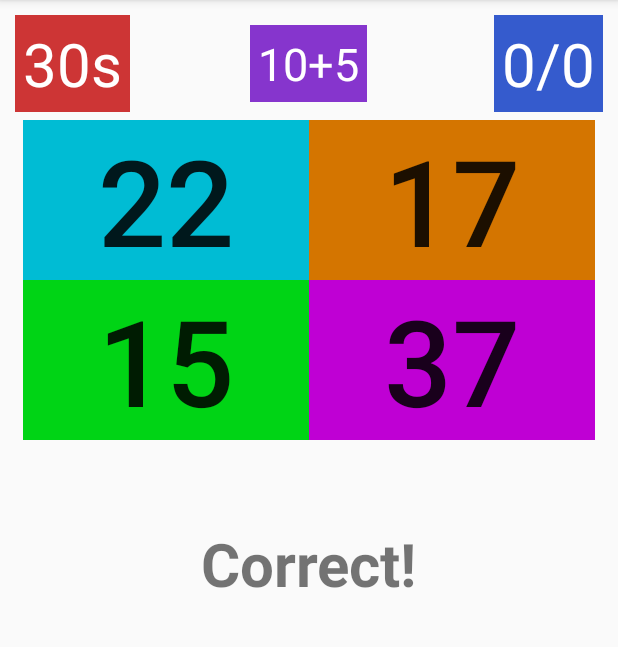
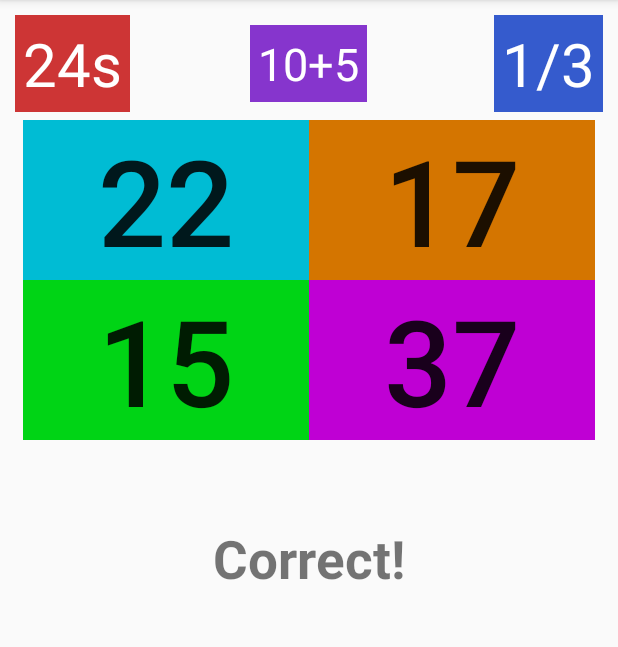
Before and after one commit to kumar-sanju/Gameey, an Android app: the BrainQuizActivity screen opened directly, with no data from a screen before it, after a tap on "15", on a phone screen of 412 x 824 dp, the part 84-731 px from its top. Run offline under Robolectric (Android 15) with nearby library versions, the light colour scheme and no system bars; 3 other taps on this screen came first.

Commit message:
Final update for game2

```diff
--- a/app/build.gradle
+++ b/app/build.gradle
@@ -10,6 +10,7 @@ android {
         targetSdkVersion 30
         versionCode 1
         versionName "1.0"
+        multiDexEnabled true
 
         testInstrumentationRunner "androidx.test.runner.AndroidJUnitRunner"
     }
--- a/app/src/main/java/com/sanju/gameey/BrainQuizActivity.java
+++ b/app/src/main/java/com/sanju/gameey/BrainQuizActivity.java
@@ -2,10 +2,13 @@ package com.sanju.gameey;
 
 import androidx.appcompat.app.AppCompatActivity;
 
+import android.content.Intent;
 import android.os.Bundle;
+import android.os.CountDownTimer;
 import android.util.Log;
 import android.view.View;
 import android.widget.Button;
+import android.widget.RelativeLayout;
 import android.widget.TextView;
 
 import java.util.ArrayList;
@@ -13,11 +16,13 @@ import java.util.Random;
 
 public class BrainQuizActivity extends AppCompatActivity {
 
-    Button startBtn,button0,button1,button2,button3;
-    TextView sumTextView,resultTextView;
+    Button startBtn,button0,button1,button2,button3,playAgainBtn;
+    TextView sumTextView,resultTextView,pointTextView,timerTextView;
     ArrayList<Integer> answers = new ArrayList<Integer>();
     int localCorrectAnswer;
     int score = 0;
+    int numberOfIncreament = 0;
+    RelativeLayout relative1;
 
     @Override
     protected void onCreate(Bundle savedInstanceState) {
@@ -27,11 +32,28 @@ public class BrainQuizActivity extends AppCompatActivity {
         startBtn = findViewById(R.id.startBtn);
         sumTextView = findViewById(R.id.sumTextView);
         resultTextView = findViewById(R.id.resultTextView);
+        pointTextView = findViewById(R.id.pointTextView);
+        timerTextView = findViewById(R.id.timerTextView);
+        playAgainBtn = findViewById(R.id.playAgainBtn);
         button0 = findViewById(R.id.button0);
         button1 = findViewById(R.id.button1);
         button2 = findViewById(R.id.button2);
         button3 = findViewById(R.id.button3);
+        relative1 = findViewById(R.id.relative1);
 
+        startBtn.setOnClickListener(new View.OnClickListener() {
+            @Override
+            public void onClick(View v) {
+                startBtn.setVisibility(View.INVISIBLE);
+                relative1.setVisibility(View.VISIBLE);
+
+                playAgain(findViewById(R.id.playAgainBtn));
+            }
+        });
+
+    }
+
+    private void generateAQuestion() {
         Random random = new Random();
 
         int a = random.nextInt(21);
@@ -40,6 +62,7 @@ public class BrainQuizActivity extends AppCompatActivity {
         sumTextView.setText(Integer.toString(a) + "+" +Integer.toString(b));
 
         localCorrectAnswer = random.nextInt(4);
+        answers.clear();
 
         int incorrectAnswer;
 
@@ -60,7 +83,6 @@ public class BrainQuizActivity extends AppCompatActivity {
         button1.setText(Integer.toString(answers.get(1)));
         button2.setText(Integer.toString(answers.get(2)));
         button3.setText(Integer.toString(answers.get(3)));
-
     }
 
     public void start(View view) {
@@ -75,6 +97,54 @@ public class BrainQuizActivity extends AppCompatActivity {
         } else {
             resultTextView.setText("Wrong!");
         }
+
+        numberOfIncreament++;
+        pointTextView.setText(Integer.toString(score) + "/" + Integer.toString(numberOfIncreament));
+        generateAQuestion();
 //        Log.i("Tag", (String) view.getTag());
     }
+
+    public void playAgain(View view) {
+        button0.setClickable(true);
+        button1.setClickable(true);
+        button2.setClickable(true);
+        button3.setClickable(true);
+        score = 0;
+        numberOfIncreament = 0;
+
+        timerTextView.setText("30s");
+        pointTextView.setText("0/0");
+        resultTextView.setText("");
+        playAgainBtn.setVisibility(View.INVISIBLE);
+
+        generateAQuestion();
+
+        new CountDownTimer(30100,1000){
+
+            @Override
+            public void onTick(long millisUntilFinished) {
+                timerTextView.setText(String.valueOf(millisUntilFinished / 1000) + "s");
+            }
+
+            @Override
+            public void onFinish() {
+                playAgainBtn.setVisibility(View.VISIBLE);
+                timerTextView.setText("0s");
+                resultTextView.setText("Your Score: " + Integer.toString(score) + "/" + Integer.toString(numberOfIncreament));
+                button0.setClickable(false);
+                button1.setClickable(false);
+                button2.setClickable(false);
+                button3.setClickable(false);
+            }
+        }.start();
+
+    }
+
+    @Override
+    public void onBackPressed() {
+//        super.onBackPressed();
+        Intent intent = new Intent(this,StartActivity.class);
+        startActivity(intent);
+        finish();
+    }
 }
--- a/app/src/main/res/layout/activity_brain_quiz.xml
+++ b/app/src/main/res/layout/activity_brain_quiz.xml
@@ -19,8 +19,14 @@
         android:backgroundTint="#44C636"
         android:layout_centerVertical="true"
         android:onClick="start"
+        />
+
+    <RelativeLayout
+        android:id="@+id/relative1"
+        android:layout_width="match_parent"
+        android:layout_height="match_parent"
         android:visibility="invisible"
-        />
+        >
 
         <RelativeLayout
             android:id="@+id/relative"
@@ -126,7 +132,7 @@
                 android:layout_columnWeight="1"
                 android:layout_rowWeight="1"
                 android:layout_gravity="fill"
-            android:tag="4"
+                android:tag="3"
                 android:textSize="80sp"
                 android:background="#BF00D4"
                 android:onClick="chooseAnswer"
@@ -139,10 +145,24 @@
             android:layout_height="wrap_content"
             android:text=""
             android:textStyle="bold"
-        android:textSize="40sp"
+            android:textSize="35sp"
             android:layout_centerHorizontal="true"
             android:layout_below="@+id/gridLayout"
             android:layout_marginTop="50dp"
             />
 
+        <Button
+            android:id="@+id/playAgainBtn"
+            android:layout_width="wrap_content"
+            android:layout_height="wrap_content"
+            android:text="PLAY AGAIN"
+            android:onClick="playAgain"
+            android:visibility="invisible"
+            android:layout_alignParentBottom="true"
+            android:layout_centerHorizontal="true"
+            android:layout_marginBottom="30dp"
+            />
+
     </RelativeLayout>
+
+</RelativeLayout>
```
Lines whose indentation alone changed are shown as unchanged.
